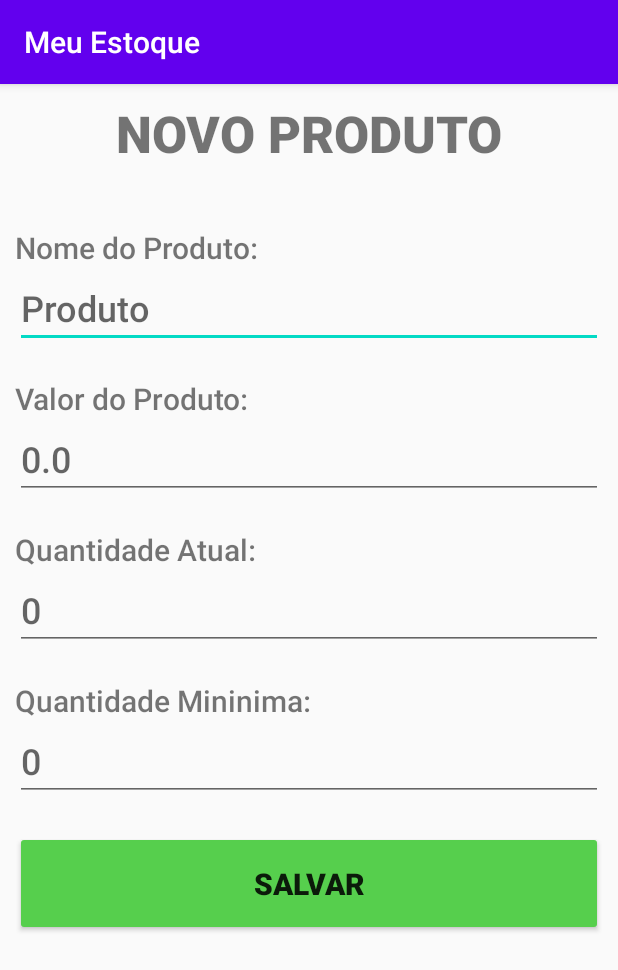
After one commit to CarlosEduardoCampos/Android_App_Estoque, an Android app: the TelaCriar screen opened directly, with no data from a screen before it, on a phone screen of 412 x 824 dp. The commit adds this screen. Shown: the top 970 px of the screen. Run offline under Robolectric (Android 15) with nearby library versions, the phone set to English and light mode, and no system bars.

Commit message:
Cria cadatros no banco e alimenta listView

```diff
--- a/app/src/main/AndroidManifest.xml
+++ b/app/src/main/AndroidManifest.xml
@@ -12,6 +12,9 @@
         android:theme="@style/Theme.MeuEstoque"
         tools:targetApi="31">
         <activity
+            android:name=".TelaCriar"
+            android:exported="false" />
+        <activity
             android:name=".MainActivity"
             android:exported="true">
             <intent-filter>
--- /dev/null
+++ b/app/src/main/java/com/example/meuestoque/TelaCriar.java
@@ -0,0 +1,58 @@
+package com.example.meuestoque;
+
+import android.support.v7.app.AppCompatActivity;
+import android.os.Bundle;
+import android.view.View;
+import android.widget.Button;
+import android.widget.EditText;
+
+import com.example.meuestoque.models.BancoDados;
+import com.example.meuestoque.models.Produtos;
+
+public class TelaCriar extends AppCompatActivity {
+
+    EditText et_nomeProduto, et_valorPoduto, et_totalProduto, et_minimProduto;
+    Button btn_salvar;
+    BancoDados db = new BancoDados(this);
+    Produtos produtos = new Produtos(this, db);
+
+    @Override
+    protected void onCreate(Bundle savedInstanceState) {
+        super.onCreate(savedInstanceState);
+        setContentView(R.layout.activity_tela_criar);
+
+        // Relaciona elementos da tela as variaveis
+        //EditText -> elementos de imput de texto
+        et_nomeProduto = findViewById(R.id.et_nomeProduto);
+        et_valorPoduto = findViewById(R.id.et_valorProduto);
+        et_totalProduto = findViewById(R.id.et_totalProduto);
+        et_minimProduto = findViewById(R.id.et_minimProduto);
+
+        //Button
+        btn_salvar = findViewById(R.id.btn_salvar);
+
+        // Chama uma fução que cadastra um produto no banco de dados
+        btn_salvar.setOnClickListener(new View.OnClickListener() {
+            @Override
+            public void onClick(View v) {
+                // setando valores ao produto
+                produtos.setNomeProduto(et_nomeProduto.getText().toString());
+                produtos.setValorProduto(Double.parseDouble(et_valorPoduto.getText().toString().trim()));
+                produtos.setQuantidadeTotal(Integer.parseInt(et_totalProduto.getText().toString().trim()));
+                produtos.setQuantidadeMinima(Integer.parseInt(et_minimProduto.getText().toString().trim()));
+
+                // cadatra um novo produto
+                produtos.inserir();
+                limparTela();
+            }
+        });
+    }
+
+    // Apaga as informações digitadas
+    public void limparTela(){
+        et_nomeProduto.setText("");
+        et_valorPoduto.setText("");
+        et_totalProduto.setText("");
+        et_minimProduto.setText("");
+    }
+}
--- /dev/null
+++ b/app/src/main/res/layout/activity_tela_criar.xml
@@ -0,0 +1,121 @@
+<?xml version="1.0" encoding="utf-8"?>
+<android.support.constraint.ConstraintLayout xmlns:android="http://schemas.android.com/apk/res/android"
+    xmlns:tools="http://schemas.android.com/tools"
+    android:layout_width="match_parent"
+    android:layout_height="match_parent"
+    tools:context=".TelaCriar">
+
+    <ScrollView
+        android:layout_width="match_parent"
+        android:layout_height="match_parent">
+
+        <LinearLayout
+            android:layout_width="match_parent"
+            android:layout_height="wrap_content"
+            android:orientation="vertical"
+            android:padding="10dp">
+
+            <TextView
+                android:id="@+id/textView4"
+                android:layout_width="match_parent"
+                android:layout_height="wrap_content"
+                android:layout_marginBottom="40dp"
+                android:fontFamily="sans-serif-medium"
+                android:text="@string/bnt_criarProduto"
+                android:textAlignment="center"
+                android:textSize="34sp"
+                android:textStyle="bold" />
+
+            <TextView
+                android:id="@+id/textView2"
+                android:layout_width="match_parent"
+                android:layout_height="wrap_content"
+                android:fontFamily="sans-serif-medium"
+                android:text="@string/txt_nomeProduto"
+                android:textSize="20sp" />
+
+            <EditText
+                android:id="@+id/et_nomeProduto"
+                android:layout_width="match_parent"
+                android:layout_height="wrap_content"
+                android:layout_marginBottom="20dp"
+                android:autofillHints="namePerson"
+                android:ems="10"
+                android:fontFamily="sans-serif-medium"
+                android:hint="@string/txt_dig_nome"
+                android:inputType="textPersonName"
+                android:textSize="24sp" />
+
+            <TextView
+                android:id="@+id/textView3"
+                android:layout_width="match_parent"
+                android:layout_height="wrap_content"
+                android:fontFamily="sans-serif-medium"
+                android:text="@string/txt_valorProduto"
+                android:textSize="20sp" />
+
+            <EditText
+                android:id="@+id/et_valorProduto"
+                android:layout_width="match_parent"
+                android:layout_height="wrap_content"
+                android:layout_marginBottom="20dp"
+                android:autofillHints="number"
+                android:ems="10"
+                android:fontFamily="sans-serif-medium"
+                android:hint="@string/txt_dig_preco"
+                android:inputType="number"
+                android:textSize="24sp" />
+
+            <TextView
+                android:id="@+id/textView5"
+                android:layout_width="match_parent"
+                android:layout_height="wrap_content"
+                android:fontFamily="sans-serif-medium"
+                android:text="@string/txt_totalProduto"
+                android:textSize="20sp" />
+
+            <EditText
+                android:id="@+id/et_totalProduto"
+                android:layout_width="match_parent"
+                android:layout_height="wrap_content"
+                android:layout_marginBottom="20dp"
+                android:autofillHints="number"
+                android:ems="10"
+                android:fontFamily="sans-serif-medium"
+                android:hint="@string/txt_dig_quat"
+                android:inputType="number"
+                android:textSize="24sp" />
+
+            <TextView
+                android:id="@+id/textView6"
+                android:layout_width="match_parent"
+                android:layout_height="wrap_content"
+                android:fontFamily="sans-serif-medium"
+                android:text="@string/txt_minimProduto"
+                android:textSize="20sp" />
+
+            <EditText
+                android:id="@+id/et_minimProduto"
+                android:layout_width="match_parent"
+                android:layout_height="wrap_content"
+                android:layout_marginBottom="20dp"
+                android:autofillHints="number"
+                android:ems="10"
+                android:fontFamily="sans-serif-medium"
+                android:hint="@string/txt_dig_quat"
+                android:inputType="number"
+                android:textSize="24sp" />
+
+            <Button
+                android:id="@+id/btn_salvar"
+                android:layout_width="match_parent"
+                android:layout_height="70dp"
+                android:backgroundTint="#56CF4D"
+                android:text="@string/btn_salvar"
+                android:textSize="20sp"
+                android:textStyle="bold" />
+
+        </LinearLayout>
+    </ScrollView>
+
+</android.support.constraint.ConstraintLayout>
--- a/app/src/main/res/values/strings.xml
+++ b/app/src/main/res/values/strings.xml
@@ -1,3 +1,13 @@
 <resources>
     <string name="app_name">Meu Estoque</string>
+    <string name="bnt_criarProduto">NOVO PRODUTO</string>
+    <string name="btn_salvar">SALVAR</string>
+    <string name="titulo_listaProduto">LISTA DE PRODUTOS</string>
+    <string name="txt_nomeProduto">Nome do Produto:</string>
+    <string name="txt_valorProduto">Valor do Produto:</string>
+    <string name="txt_totalProduto">Quantidade Atual:</string>
+    <string name="txt_minimProduto">Quantidade Mininima:</string>
+    <string name="txt_dig_nome">Produto</string>
+    <string name="txt_dig_preco">0.0</string>
+    <string name="txt_dig_quat">0</string>
 </resources>
```
Also changed, not shown: app/src/main/java/com/example/meuestoque/MainActivity.java (+78 -0 lines), app/src/main/java/com/example/meuestoque/models/BancoDados.java (+9 -4 lines), app/src/main/java/com/example/meuestoque/models/CxMsg.java (+14 -0 lines), app/src/main/java/com/example/meuestoque/models/Produtos.java (+11 -10 lines), app/src/main/res/layout/activity_main.xml (+27 -2 lines).
